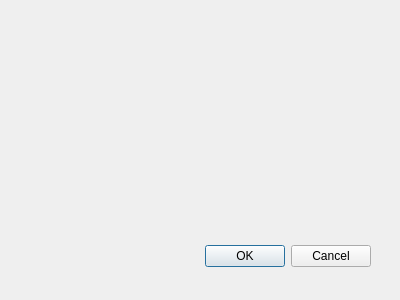
The window that searchpeople.ui (OOP-ZJU/SalaryManagement) describes before a commit, drawn with Qt 5.
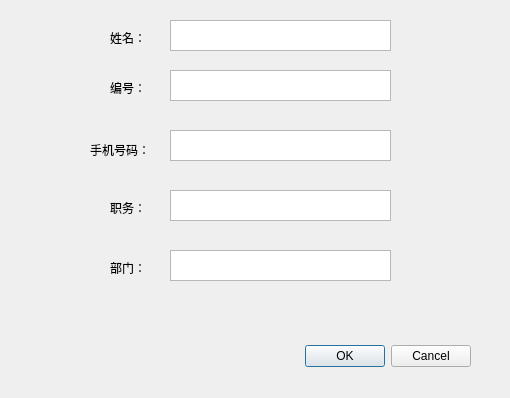
The same window after the commit.

What changed in the file:
```diff
--- a/searchpeople.ui
+++ b/searchpeople.ui
@@ -8,8 +8,8 @@
    <rect>
     <x>0</x>
     <y>0</y>
-    <width>400</width>
-    <height>300</height>
+    <width>510</width>
+    <height>398</height>
    </rect>
   </property>
   <property name="windowTitle">
@@ -18,8 +18,8 @@
   <widget class="QDialogButtonBox" name="buttonBox">
    <property name="geometry">
     <rect>
-     <x>30</x>
-     <y>240</y>
+     <x>130</x>
+     <y>340</y>
      <width>341</width>
      <height>32</height>
     </rect>
@@ -31,6 +31,121 @@
     <set>QDialogButtonBox::Cancel|QDialogButtonBox::Ok</set>
    </property>
   </widget>
+  <widget class="QTextEdit" name="textId">
+   <property name="geometry">
+    <rect>
+     <x>170</x>
+     <y>70</y>
+     <width>221</width>
+     <height>31</height>
+    </rect>
+   </property>
+  </widget>
+  <widget class="QTextEdit" name="textPhonenum">
+   <property name="geometry">
+    <rect>
+     <x>170</x>
+     <y>130</y>
+     <width>221</width>
+     <height>31</height>
+    </rect>
+   </property>
+  </widget>
+  <widget class="QTextEdit" name="textJob">
+   <property name="geometry">
+    <rect>
+     <x>170</x>
+     <y>190</y>
+     <width>221</width>
+     <height>31</height>
+    </rect>
+   </property>
+  </widget>
+  <widget class="QTextEdit" name="textDepartment">
+   <property name="geometry">
+    <rect>
+     <x>170</x>
+     <y>250</y>
+     <width>221</width>
+     <height>31</height>
+    </rect>
+   </property>
+  </widget>
+  <widget class="QTextEdit" name="textName">
+   <property name="geometry">
+    <rect>
+     <x>170</x>
+     <y>20</y>
+     <width>221</width>
+     <height>31</height>
+    </rect>
+   </property>
+  </widget>
+  <widget class="QLabel" name="label">
+   <property name="geometry">
+    <rect>
+     <x>110</x>
+     <y>30</y>
+     <width>41</width>
+     <height>16</height>
+    </rect>
+   </property>
+   <property name="text">
+    <string>姓名：</string>
+   </property>
+  </widget>
+  <widget class="QLabel" name="label_2">
+   <property name="geometry">
+    <rect>
+     <x>110</x>
+     <y>80</y>
+     <width>41</width>
+     <height>16</height>
+    </rect>
+   </property>
+   <property name="text">
+    <string>编号：</string>
+   </property>
+  </widget>
+  <widget class="QLabel" name="label_3">
+   <property name="geometry">
+    <rect>
+     <x>90</x>
+     <y>140</y>
+     <width>61</width>
+     <height>20</height>
+    </rect>
+   </property>
+   <property name="text">
+    <string>手机号码：</string>
+   </property>
+  </widget>
+  <widget class="QLabel" name="label_4">
+   <property name="geometry">
+    <rect>
+     <x>110</x>
+     <y>200</y>
+     <width>41</width>
+     <height>16</height>
+    </rect>
+   </property>
+   <property name="text">
+    <string>职务：</string>
+   </property>
+  </widget>
+  <widget class="QLabel" name="label_5">
+   <property name="geometry">
+    <rect>
+     <x>110</x>
+     <y>260</y>
+     <width>41</width>
+     <height>16</height>
+    </rect>
+   </property>
+   <property name="text">
+    <string>部门：</string>
+   </property>
+  </widget>
  </widget>
  <pixmapfunction/>
  <resources/>
```
Left out of the diff: 5 changed lines with no effect on the pictures.
